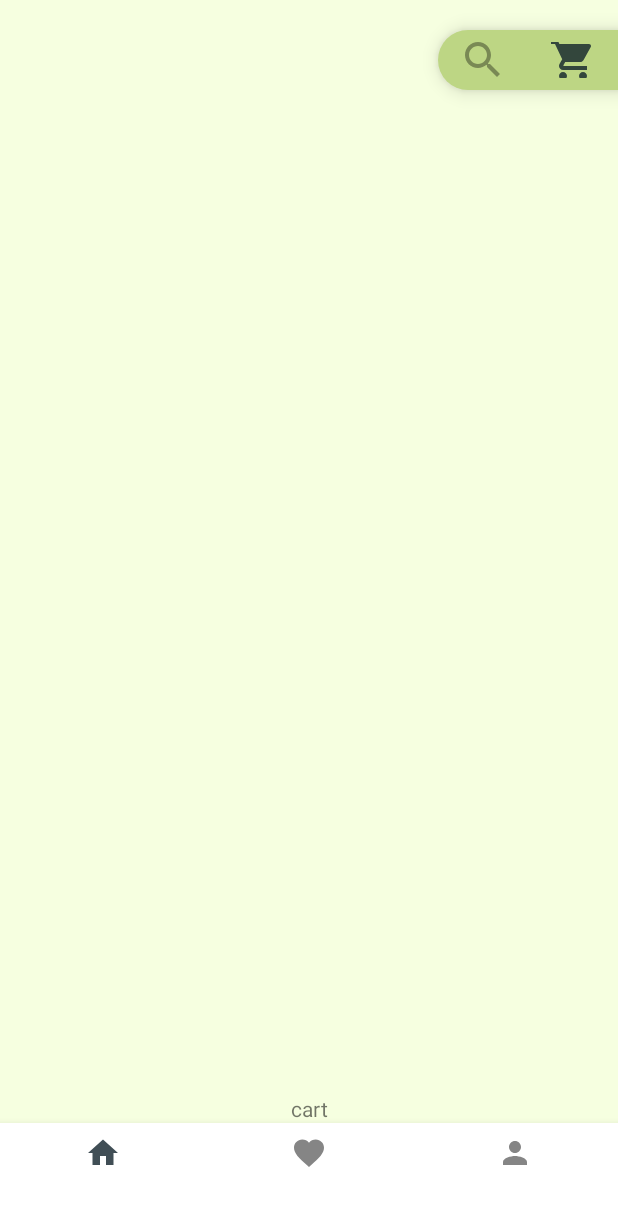
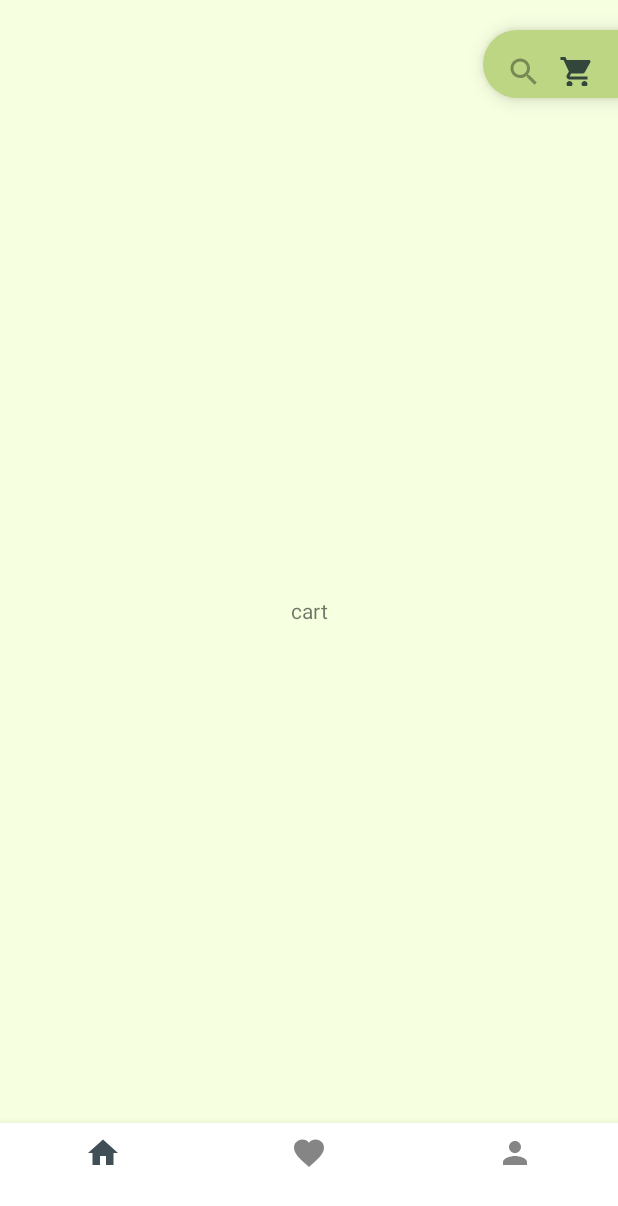
Before and after one commit to Basma-AlKhameri/Book.App, an Android app: the screen it shows after launch (Home_Page), item 2 of the bottom bar chosen, on a phone screen of 412 x 824 dp. Shown: the top 1206 px of the screen. Run offline under Robolectric (Android 15) with nearby library versions, the phone set to English and light mode, and no system bars.

```diff
--- a/app/build.gradle
+++ b/app/build.gradle
@@ -39,8 +39,11 @@ dependencies {
     implementation 'androidx.constraintlayout:constraintlayout:2.1.1'
     implementation 'androidx.legacy:legacy-support-v4:1.0.0'
     implementation 'com.android.support:support-annotations:28.0.0'
+    implementation 'androidx.cardview:cardview:1.0.0'
     testImplementation 'junit:junit:4.13.2'
     androidTestImplementation 'androidx.test.ext:junit:1.1.3'
     androidTestImplementation 'androidx.test.espresso:espresso-core:3.4.0'
     implementation 'com.google.android.material:material:1.4.0'
+
+    implementation 'androidx.recyclerview:recyclerview:1.1.0'
 }
--- a/app/src/main/java/com/example/bookapp/DataClass/dataClass_tab.kt
+++ /dev/null
@@ -1,3 +0,0 @@
-package com.example.bookapp.DataClass
-
-data class heading(val heading: String)
--- /dev/null
+++ b/app/src/main/java/com/example/bookapp/DataClass/image.kt
@@ -0,0 +1,3 @@
+package com.example.bookapp.DataClass
+
+data class book_image(val book_image: Int)
--- a/app/src/main/java/com/example/bookapp/adapters/Category_recyclerview_adapter.kt
+++ b/app/src/main/java/com/example/bookapp/adapters/Category_recyclerview_adapter.kt
@@ -11,7 +11,6 @@ import com.google.android.material.imageview.ShapeableImageView
 class Category_recyclerview_adapter(val limage: ArrayList<images>):
     RecyclerView.Adapter<Category_recyclerview_adapter.myViewHolder> (){
 
-
         override fun onCreateViewHolder(parent: ViewGroup, viewType: Int): myViewHolder {
             val itemView=
                 LayoutInflater.from(parent.context).inflate(R.layout.category_card, parent,false)
@@ -20,15 +19,14 @@ class Category_recyclerview_adapter(val limage: ArrayList<images>):
 
         override fun onBindViewHolder(holder: myViewHolder, position: Int) {
             val curruntItem= limage[position]
-            holder.img.setImageResource(curruntItem.images)
+            holder.c_img.setImageResource(curruntItem.images)
 
         }
-
         override fun getItemCount(): Int {
             return limage.size
         }
 
         class myViewHolder(itemView: View): RecyclerView.ViewHolder(itemView) {
-            val img: ShapeableImageView = itemView.findViewById(R.id.imageCard)
+            val c_img: ShapeableImageView = itemView.findViewById(R.id.imageCard)
         }
     }
--- a/app/src/main/java/com/example/bookapp/adapters/tab_adapter.kt
+++ /dev/null
@@ -1,35 +0,0 @@
-package com.example.bookapp.adapters
-
-import android.view.LayoutInflater
-import android.view.TextureView
-import android.view.View
-import android.view.ViewGroup
-import android.widget.TextView
-import androidx.recyclerview.widget.RecyclerView
-import com.example.bookapp.DataClass.heading
-import com.example.bookapp.R
-import com.google.android.material.imageview.ShapeableImageView
-
-class tab_adapter (private val THeading: ArrayList<heading>):
-    RecyclerView.Adapter<tab_adapter.myViewHolder>() {
-    override fun onCreateViewHolder(parent: ViewGroup, viewType: Int): myViewHolder {
-        val itemView=
-            LayoutInflater.from(parent.context).inflate(R.layout.list_tab, parent,false)
-        return myViewHolder(itemView)
-    }
-
-    override fun onBindViewHolder(holder: myViewHolder, position: Int) {
-        val curruntItem= THeading[position]
-        holder.tab.text = curruntItem.heading
-
-    }
-
-    override fun getItemCount(): Int {
-        return THeading.size
-    }
-
-    class myViewHolder(itemView: View): RecyclerView.ViewHolder(itemView) {
-
-        val tab: TextView =itemView.findViewById(R.id.list_heading)
-    }
-}
--- a/app/src/main/java/com/example/bookapp/fragment/Home_icon_fragment.kt
+++ b/app/src/main/java/com/example/bookapp/fragment/Home_icon_fragment.kt
@@ -5,21 +5,27 @@ import androidx.fragment.app.Fragment
 import android.view.LayoutInflater
 import android.view.View
 import android.view.ViewGroup
+import androidx.recyclerview.widget.GridLayoutManager
 import androidx.recyclerview.widget.LinearLayoutManager
 import androidx.recyclerview.widget.RecyclerView
-import com.example.bookapp.DataClass.heading
+import com.example.bookapp.DataClass.book_image
 import com.example.bookapp.DataClass.images
 import com.example.bookapp.R
 import com.example.bookapp.adapters.Category_recyclerview_adapter
-import com.example.bookapp.adapters.tab_adapter
+import com.example.bookapp.adapters.image_adapter
+
 
 class Home_icon_fragment : Fragment(R.layout.home_icon_fragment) {
+
+    //category recyclerview
     private lateinit var recyclerview: RecyclerView
-    private lateinit var recyclerviewTab: RecyclerView
-    lateinit var list_image: ArrayList<images>
-    lateinit var list_Tab: ArrayList<heading>
-    lateinit var imageId: Array<Int>
-    lateinit var headingId : Array<String>
+    lateinit var c_list_image: ArrayList<images>
+    lateinit var c_imageId: Array<Int>
+
+   // image recyclerview
+   private lateinit var recyclerviewimage: RecyclerView
+    lateinit var b_list_image: ArrayList<book_image>
+    lateinit var b_imageId: Array<Int>
 
 
     override fun onCreateView(
@@ -33,7 +39,7 @@ class Home_icon_fragment : Fragment(R.layout.home_icon_fragment) {
     override fun onViewCreated(view: View, savedInstanceState: Bundle?) {
         super.onViewCreated(view, savedInstanceState)
 
-        imageId = arrayOf(
+        c_imageId = arrayOf(
             R.drawable.art_category,
             R.drawable.biography_category,
             R.drawable.business_category,
@@ -42,45 +48,49 @@ class Home_icon_fragment : Fragment(R.layout.home_icon_fragment) {
             R.drawable.travel_category
         )
 
-        headingId = arrayOf(
-            "Explore",
-            "Best Seller",
-            "Newest"
-        )
-        recyclerview= view.findViewById(R.id.recyclerview)
-        recyclerviewTab=view.findViewById(R.id.recyclerviewTab)
+        recyclerview = view.findViewById(R.id.recyclerview)
 
         recyclerview.layoutManager =
             LinearLayoutManager(this.context, LinearLayoutManager.HORIZONTAL, false)
         recyclerview.setHasFixedSize(true)
 
-        recyclerviewTab.layoutManager =
-            LinearLayoutManager(this.context, LinearLayoutManager.HORIZONTAL, false)
-        recyclerviewTab.setHasFixedSize(true)
-
-
-        list_image = arrayListOf<images>()
+        c_list_image = arrayListOf<images>()
         getImages()
 
-        list_Tab = arrayListOf<heading>()
-        getTab()
-    }
+    }//اذا بتشيلين الكومنت من الكود احذفي هذا القوس
 
-    private fun getTab() {
-        for(i in headingId.indices){
-            val tab= heading(headingId[i])
-            list_Tab.add(tab)
-        }
-        recyclerviewTab.adapter= tab_adapter(list_Tab)
+      /*  // image recyclerview
+        b_imageId= arrayOf(
+            R.drawable.test)
+
+        b_list_image= arrayListOf<book_image>()
+        getBookImages()
+
+        recyclerviewimage=view.findViewById(R.id.recyclerView_image)
+
+        recyclerviewimage.layoutManager= GridLayoutManager(this.context,
+            2)
+        recyclerviewimage.setHasFixedSize(true)
 
     }
 
+private fun getBookImages() {
+    for(i in b_imageId.indices){
+        val bppkimg= book_image(b_imageId[i])
+        b_list_image.add(bppkimg)
+    }
+    recyclerviewimage.adapter= image_adapter(b_list_image)
+}*/
+
+
+
     private fun getImages() {
-        for(i in imageId.indices){
-            val ic= images(imageId[i])
-            list_image.add(ic)
+        for(i in c_imageId.indices){
+            val ic= images(c_imageId[i])
+           c_list_image.add(ic)
         }
-        recyclerview.adapter= Category_recyclerview_adapter(list_image)
+        recyclerview.adapter= Category_recyclerview_adapter(c_list_image)
+    }
 
-    }
+
 }
--- a/app/src/main/res/layout/activity_home_page.xml
+++ b/app/src/main/res/layout/activity_home_page.xml
@@ -9,12 +9,13 @@
 
     <com.google.android.material.bottomnavigation.BottomNavigationView
         android:id="@+id/bottomNavigationView1"
-        android:layout_width="120dp"
-        android:layout_height="40dp"
+        android:layout_width="90dp"
+        android:layout_height="45dp"
         android:layout_marginTop="20dp"
+        android:paddingHorizontal="10dp"
+        android:paddingTop="10dp"
         android:background="@drawable/button_nav_veiw1"
         android:foregroundGravity="clip_horizontal"
-        app:itemIconSize="32dp"
         app:layout_constraintEnd_toEndOf="parent"
         app:layout_constraintTop_toTopOf="parent"
         app:menu="@menu/buttom_nav_menu1" />
@@ -28,7 +29,7 @@
         app:layout_constraintEnd_toEndOf="parent"
         app:layout_constraintHorizontal_bias="0.0"
         app:layout_constraintStart_toStartOf="parent"
-        app:layout_constraintTop_toBottomOf="@+id/bottomAppBar" >
+        app:layout_constraintTop_toBottomOf="@+id/bottomNavigationView1" >
 
 
     </FrameLayout>
--- a/app/src/main/res/menu/buttom_nav_menu1.xml
+++ b/app/src/main/res/menu/buttom_nav_menu1.xml
@@ -3,6 +3,7 @@
     <item
         android:id="@+id/isearch"
         android:icon="@drawable/ic_search"
+
         />
     <item
        android:id="@+id/icart"
```
Also changed, not shown: app/src/main/java/com/example/bookapp/Home_Page.kt (+1 -8 lines), app/src/main/java/com/example/bookapp/adapters/image_adapter.kt (added, +31 -0 lines), app/src/main/res/drawable/image_list.xml (added, +8 -0 lines), app/src/main/res/layout/home_icon_fragment.xml (+5 -4 lines), app/src/main/res/layout/image_item.xml (added, +23 -0 lines), app/src/main/res/layout/list_tab.xml (deleted, +0 -16 lines), 1 other file.
